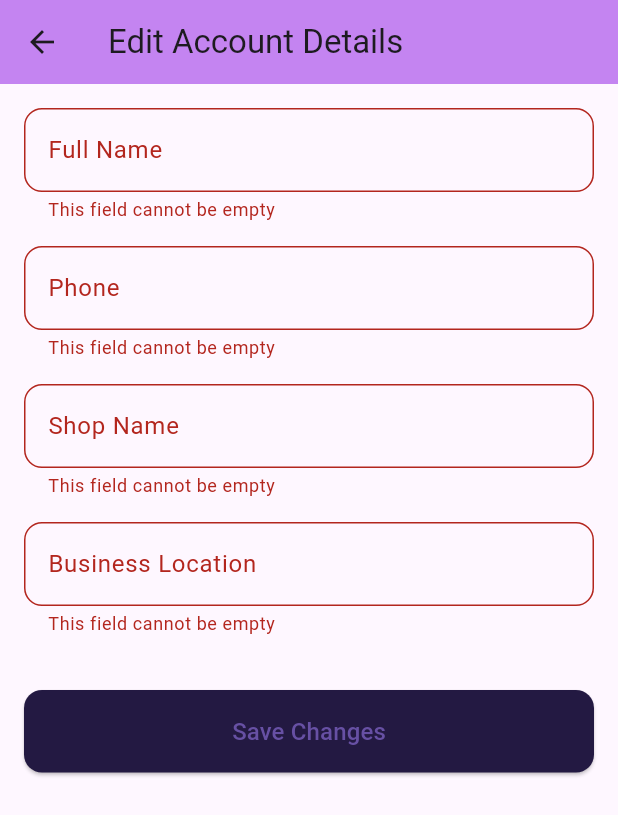
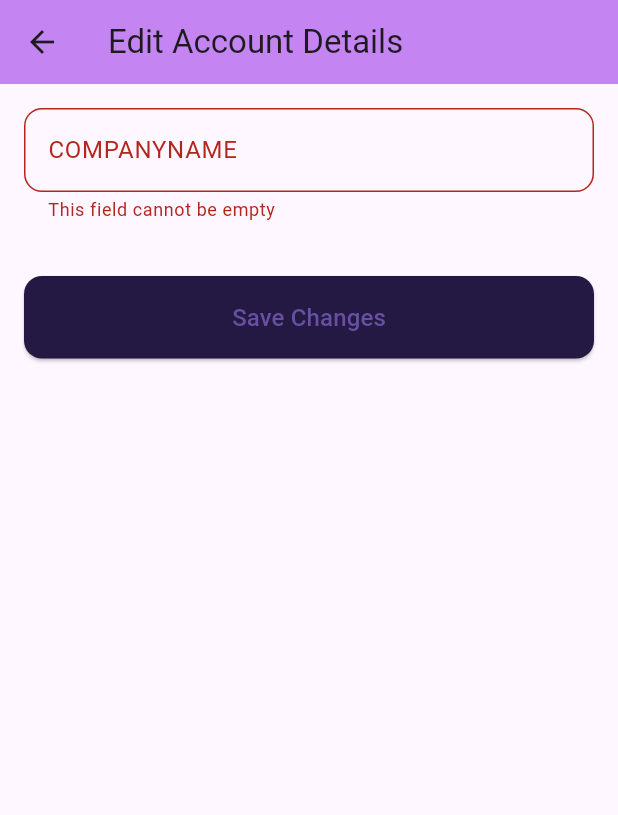
Before and after one commit to DeelakaSenal/EzyReach-MobileApplication, a Flutter app: the EditAccountPage screen opened directly with empty values, after a tap on "Save Changes", on a phone screen of 412 x 824 dp. Shown: the top 815 px of the screen. Run offline on Flutter 3.47's test engine with Material 3 defaults, Android fonts, the phone set to English and light mode, and no system bars; our stand-ins replace cloud_firestore, device_preview, firebase_auth, firebase_core; accounts and stored records are empty.

Commit message:
profile edit function

```diff
--- a/ezyreach_mobile_application/lib/ui/AccountPage.dart
+++ b/ezyreach_mobile_application/lib/ui/AccountPage.dart
@@ -2,10 +2,11 @@ import 'package:flutter/material.dart';
 import 'package:firebase_auth/firebase_auth.dart';
 import 'package:cloud_firestore/cloud_firestore.dart';
 
+// Main Account Page
 class AccountPage extends StatefulWidget {
   final String collectionType;
 
-  const AccountPage({super.key, required this.collectionType});
+  const AccountPage({Key? key, required this.collectionType}) : super(key: key);
 
   @override
   _AccountPageState createState() => _AccountPageState();
@@ -29,7 +30,7 @@ class _AccountPageState extends State<AccountPage> {
       User? currentUser = _auth.currentUser;
       if (currentUser != null) {
         DocumentSnapshot snapshot = await _firestore
-            .collection(widget.collectionType) // Dynamic collection
+            .collection(widget.collectionType)
             .doc(currentUser.uid)
             .get();
 
@@ -56,10 +57,10 @@ class _AccountPageState extends State<AccountPage> {
       MaterialPageRoute(
         builder: (context) => EditAccountPage(
           accountData: _accountData!,
-          collectionType: widget.collectionType, // Pass collection type
+          collectionType: widget.collectionType,
         ),
       ),
-    ).then((_) => _fetchAccountDetails()); // Refresh details after editing
+    ).then((_) => _fetchAccountDetails());
   }
 
   @override
@@ -83,19 +84,14 @@ class _AccountPageState extends State<AccountPage> {
         padding: const EdgeInsets.all(16.0),
         child: Column(
           crossAxisAlignment: CrossAxisAlignment.start,
-          children: [
-            _buildDetailCard("Full Name", _accountData!['full_name']),
-            _buildDetailCard("Email", _accountData!['email']),
-            _buildDetailCard("Phone", _accountData!['phone']),
-            _buildDetailCard("Shop Name", _accountData!['shop_name']),
-            _buildDetailCard("Business Location", _accountData!['business_location']),
-          ],
+          children: _buildAccountDetails(),
         ),
       ),
     );
   }
 
-  Widget _buildDetailCard(String title, String? value) {
+  List<Widget> _buildAccountDetails() {
+    return _accountData!.entries.map((entry) {
       return Card(
         elevation: 5,
         margin: const EdgeInsets.symmetric(vertical: 8.0),
@@ -106,25 +102,28 @@ class _AccountPageState extends State<AccountPage> {
             mainAxisAlignment: MainAxisAlignment.spaceBetween,
             children: [
               Text(
-              title,
+                entry.key.replaceAll('_', ' ').toUpperCase(),
                 style: const TextStyle(fontSize: 18.0, fontWeight: FontWeight.w600),
               ),
               Text(
-              value ?? 'N/A',
+                entry.value ?? 'N/A',
                 style: const TextStyle(fontSize: 18.0, color: Colors.grey),
               ),
             ],
           ),
         ),
       );
+    }).toList();
   }
 }
 
+// Edit Account Page
 class EditAccountPage extends StatefulWidget {
   final Map<String, dynamic> accountData;
   final String collectionType;
 
-  const EditAccountPage({super.key, required this.accountData, required this.collectionType});
+  const EditAccountPage({Key? key, required this.accountData, required this.collectionType})
+      : super(key: key);
 
   @override
   _EditAccountPageState createState() => _EditAccountPageState();
@@ -133,18 +132,19 @@ class EditAccountPage extends StatefulWidget {
 class _EditAccountPageState extends State<EditAccountPage> {
   final _formKey = GlobalKey<FormState>();
   final FirebaseFirestore _firestore = FirebaseFirestore.instance;
-  late TextEditingController _fullNameController;
-  late TextEditingController _phoneController;
-  late TextEditingController _shopNameController;
-  late TextEditingController _businessLocationController;
+
+  late Map<String, TextEditingController> _controllers;
 
   @override
   void initState() {
     super.initState();
-    _fullNameController = TextEditingController(text: widget.accountData['full_name']);
-    _phoneController = TextEditingController(text: widget.accountData['phone']);
-    _shopNameController = TextEditingController(text: widget.accountData['shop_name']);
-    _businessLocationController = TextEditingController(text: widget.accountData['business_location']);
+    _initializeControllers();
+  }
+
+  void _initializeControllers() {
+    _controllers = widget.accountData.map((key, value) {
+      return MapEntry(key, TextEditingController(text: value?.toString() ?? ""));
+    });
   }
 
   Future<void> _saveChanges() async {
@@ -152,12 +152,13 @@ class _EditAccountPageState extends State<EditAccountPage> {
       try {
         User? currentUser = FirebaseAuth.instance.currentUser;
         if (currentUser != null) {
-          await _firestore.collection(widget.collectionType).doc(currentUser.uid).update({
-            'full_name': _fullNameController.text,
-            'phone': _phoneController.text,
-            'shop_name': _shopNameController.text,
-            'business_location': _businessLocationController.text,
+          Map<String, dynamic> updatedData = {};
+          _controllers.forEach((key, controller) {
+            updatedData[key] = controller.text;
           });
+
+          await _firestore.collection(widget.collectionType).doc(currentUser.uid).update(updatedData);
+
           ScaffoldMessenger.of(context).showSnackBar(
             const SnackBar(content: Text("Account details updated successfully!")),
           );
@@ -184,10 +185,7 @@ class _EditAccountPageState extends State<EditAccountPage> {
           key: _formKey,
           child: ListView(
             children: [
-              _buildTextFormField(_fullNameController, "Full Name"),
-              _buildTextFormField(_phoneController, "Phone", keyboardType: TextInputType.phone),
-              _buildTextFormField(_shopNameController, "Shop Name"),
-              _buildTextFormField(_businessLocationController, "Business Location"),
+              ..._buildFormFields(),
               const SizedBox(height: 20),
               ElevatedButton(
                 onPressed: _saveChanges,
@@ -210,24 +208,25 @@ class _EditAccountPageState extends State<EditAccountPage> {
     );
   }
 
-  Widget _buildTextFormField(TextEditingController controller, String label, {TextInputType keyboardType = TextInputType.text}) {
+  List<Widget> _buildFormFields() {
+    return _controllers.entries.map((entry) {
       return Padding(
         padding: const EdgeInsets.only(bottom: 16.0),
         child: TextFormField(
-        controller: controller,
+          controller: entry.value,
           decoration: InputDecoration(
-          labelText: label,
+            labelText: entry.key.replaceAll('_', ' ').toUpperCase(),
             border: OutlineInputBorder(
               borderRadius: BorderRadius.circular(12.0),
             ),
             focusedBorder: OutlineInputBorder(
-            borderRadius: BorderRadius. circular(12.0),
+              borderRadius: BorderRadius.circular(12.0),
               borderSide: const BorderSide(color: Color(0xFF231942), width: 2),
             ),
           ),
-        keyboardType: keyboardType,
           validator: (value) => value!.isEmpty ? "This field cannot be empty" : null,
         ),
       );
+    }).toList();
   }
 }
--- a/ezyreach_mobile_application/lib/ui/main.dart
+++ b/ezyreach_mobile_application/lib/ui/main.dart
@@ -37,7 +37,7 @@ class MyApp extends StatelessWidget {
       theme: ThemeData(
         primarySwatch: Colors.blue, // Theme color
       ),
-      home: const ShopOwnerDashboard(), // Landing page
+      home: const LandingPage(), // Landing page
       locale: DevicePreview.locale(context), // Add locale for DevicePreview
       builder: DevicePreview.appBuilder, // Integrate DevicePreview builder
     );
--- a/ezyreach_mobile_application/pubspec.yaml
+++ b/ezyreach_mobile_application/pubspec.yaml
@@ -17,7 +17,6 @@ dependencies:
   cloud_firestore: ^5.5.0
   device_preview: ^1.0.0
   flutter_launcher_icons: ^0.9.2
-
 dev_dependencies:
   flutter_test:
     sdk: flutter
```
Also changed, not shown: ezyreach_mobile_application/lib/ui/company_dashboard.dart (+9 -2 lines), ezyreach_mobile_application/lib/ui/shop_owner_dashboard.dart (+35 -0 lines), ezyreach_mobile_application/lib/widgets/slider_cards.dart (+50 -33 lines). Lines whose indentation alone changed are shown as unchanged.
